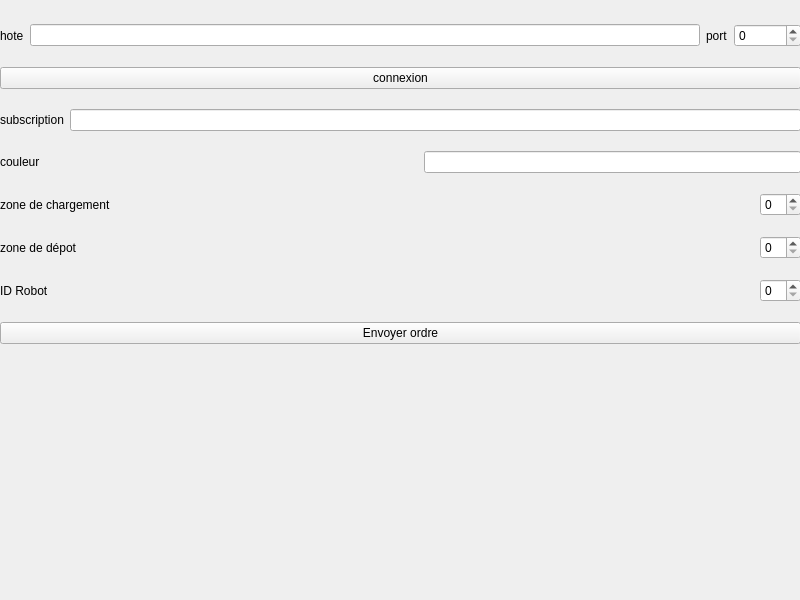
Above: pc/qt/IHM/client.ui from lcrouzil/robot_logistique before the change. Below: the same form after it.
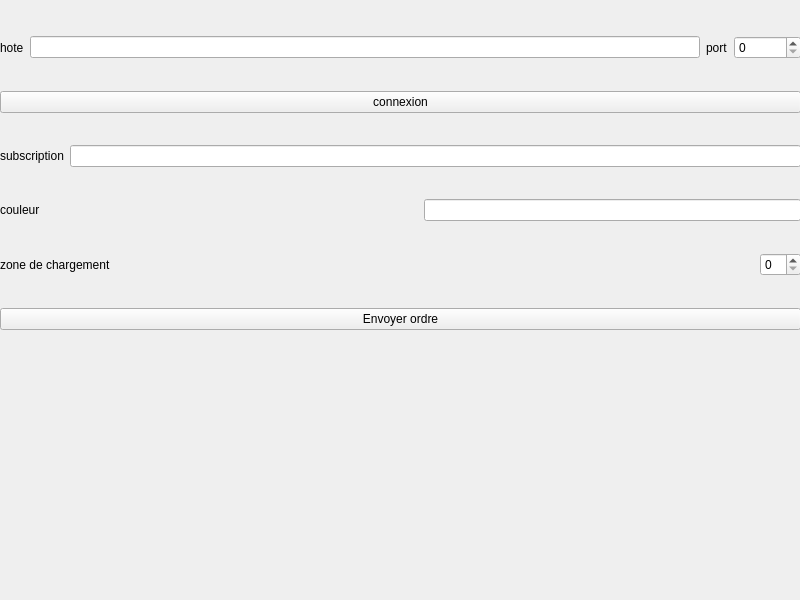
That is the form after the change.

Commit message: rajout de topic

Patch:
```diff
--- a/pc/qt/IHM/client.ui
+++ b/pc/qt/IHM/client.ui
@@ -127,60 +127,6 @@
        </item>
       </layout>
      </item>
-     <item>
-      <layout class="QHBoxLayout" name="horizontalLayout_3">
-       <item>
-        <widget class="QLabel" name="label_3">
-         <property name="text">
-          <string>zone de dépot</string>
-         </property>
-        </widget>
-       </item>
-       <item>
-        <spacer name="horizontalSpacer_3">
-         <property name="orientation">
-          <enum>Qt::Horizontal</enum>
-         </property>
-         <property name="sizeHint" stdset="0">
-          <size>
-           <width>40</width>
-           <height>20</height>
-          </size>
-         </property>
-        </spacer>
-       </item>
-       <item>
-        <widget class="QSpinBox" name="sb_zdd"/>
-       </item>
-      </layout>
-     </item>
-     <item>
-      <layout class="QHBoxLayout" name="horizontalLayout_4">
-       <item>
-        <widget class="QLabel" name="label_4">
-         <property name="text">
-          <string>ID Robot</string>
-         </property>
-        </widget>
-       </item>
-       <item>
-        <spacer name="horizontalSpacer_4">
-         <property name="orientation">
-          <enum>Qt::Horizontal</enum>
-         </property>
-         <property name="sizeHint" stdset="0">
-          <size>
-           <width>40</width>
-           <height>20</height>
-          </size>
-         </property>
-        </spacer>
-       </item>
-       <item>
-        <widget class="QSpinBox" name="sb_idRobot"/>
-       </item>
-      </layout>
-     </item>
      <item>
       <widget class="QPushButton" name="pb_order">
        <property name="text">
```
The commit also changes 2 other files.
